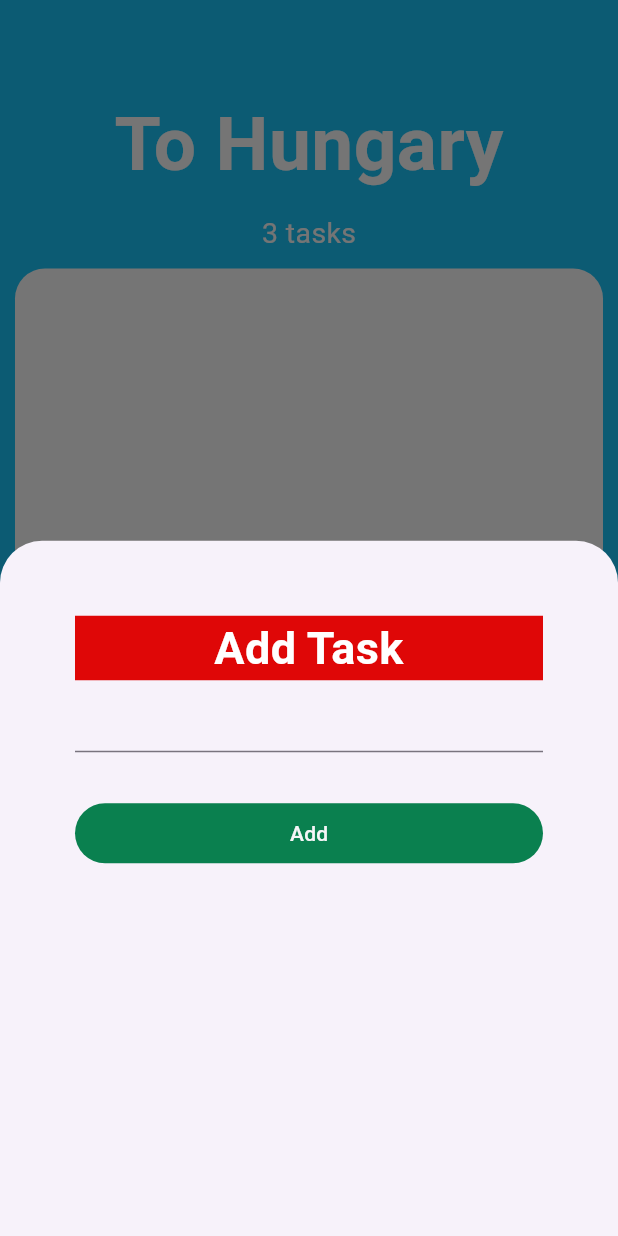
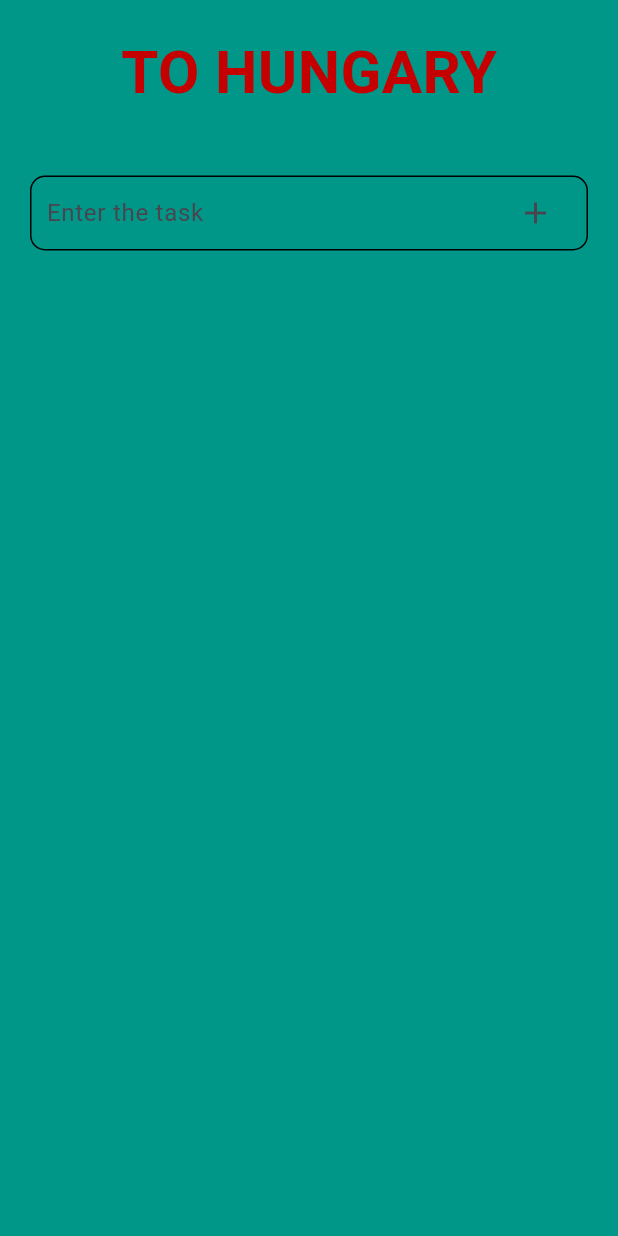
Before and after one commit to marwanhamdi101/Mahami, a Flutter app: the screen it shows after launch, after a tap on the "add" icon, on a phone screen of 412 x 824 dp. Run offline on Flutter 3.47's test engine with Material 3 defaults, Android fonts, the light colour scheme and no system bars.

Commit message:
main.dart

```diff
--- a/lib/main.dart
+++ b/lib/main.dart
@@ -1,15 +1,130 @@
 import 'package:flutter/material.dart';
-import 'Screens/Maham_Screen.dart';
 
 void main() {
-  runApp(const MyJourney());
+  runApp(MyApp());
 }
 
-class MyJourney extends StatelessWidget {
-  const MyJourney({super.key});
+class MyApp extends StatefulWidget {
+  @override
+  State<MyApp> createState() => _MyAppState();
+}
+
+class _MyAppState extends State<MyApp> {
+  List<String> tasks = [];
+  List<bool> checked = [];
+  TextEditingController text = TextEditingController();
 
   @override
   Widget build(BuildContext context) {
-    return MaterialApp(home: MahamScreen());
+    return MaterialApp(
+      home: Scaffold(
+        backgroundColor: Colors.teal,
+        body: SafeArea(
+          child: Column(
+            children: [
+              Padding(
+                padding: const EdgeInsets.symmetric(vertical: 20),
+                child: Center(
+                  child: Text(
+                    'TO HUNGARY',
+                    style: TextStyle(
+                      color: const Color.fromARGB(255, 197, 0, 0),
+                      fontSize: 40,
+                      fontWeight: FontWeight.bold,
+                    ),
+                  ),
+                ),
+              ),
+              Padding(
+                padding: EdgeInsets.all(20),
+                child: Container(
+                  padding: EdgeInsets.symmetric(horizontal: 10),
+                  decoration: BoxDecoration(
+                    border: Border.all(
+                      color: const Color.fromARGB(255, 0, 0, 0),
+                    ),
+                    borderRadius: BorderRadius.circular(10),
+                  ),
+                  child: Row(
+                    children: [
+                      Expanded(
+                        child: TextField(
+                          controller: text,
+                          decoration: InputDecoration(
+                            hintText: "Enter the task",
+                            border: InputBorder.none,
+                          ),
+                        ),
+                      ),
+                      IconButton(
+                        icon: Icon(Icons.add),
+                        onPressed: () {
+                          if (text.text.isNotEmpty) {
+                            setState(() {
+                              tasks.add(text.text);
+                              checked.add(false);
+                              text.clear();
+                            });
+                          }
+                        },
+                      ),
+                    ],
+                  ),
+                ),
+              ),
+              Expanded(
+                child: ListView.builder(
+                  itemCount: tasks.length,
+                  itemBuilder: (context, i) {
+                    return Padding(
+                      padding: EdgeInsets.all(8),
+                      child: Container(
+                        padding: EdgeInsets.all(10),
+                        decoration: BoxDecoration(
+                          color: const Color.fromARGB(255, 255, 255, 255),
+                          borderRadius: BorderRadius.circular(10),
+                        ),
+                        child: Row(
+                          children: [
+                            Checkbox(
+                              value: checked[i],
+                              onChanged: (v) {
+                                setState(() {
+                                  checked[i] = v!;
+                                });
+                              },
+                            ),
+                            Expanded(
+                              child: Text(
+                                tasks[i],
+                                style: TextStyle(
+                                  fontSize: 16,
+                                  decoration: checked[i]
+                                      ? TextDecoration.lineThrough
+                                      : TextDecoration.none,
+                                ),
+                              ),
+                            ),
+                            IconButton(
+                              icon: Icon(Icons.delete),
+                              onPressed: () {
+                                setState(() {
+                                  tasks.removeAt(i);
+                                  checked.removeAt(i);
+                                });
+                              },
+                            ),
+                          ],
+                        ),
+                      ),
+                    );
+                  },
+                ),
+              ),
+            ],
+          ),
+        ),
+      ),
+    );
   }
 }
```
